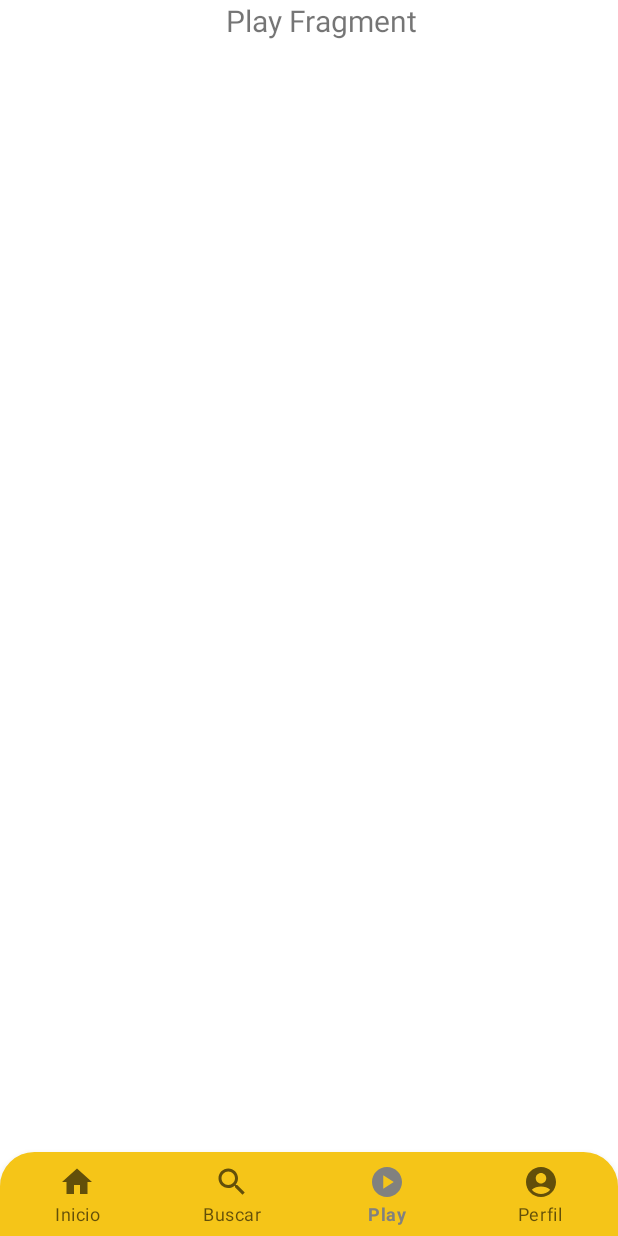
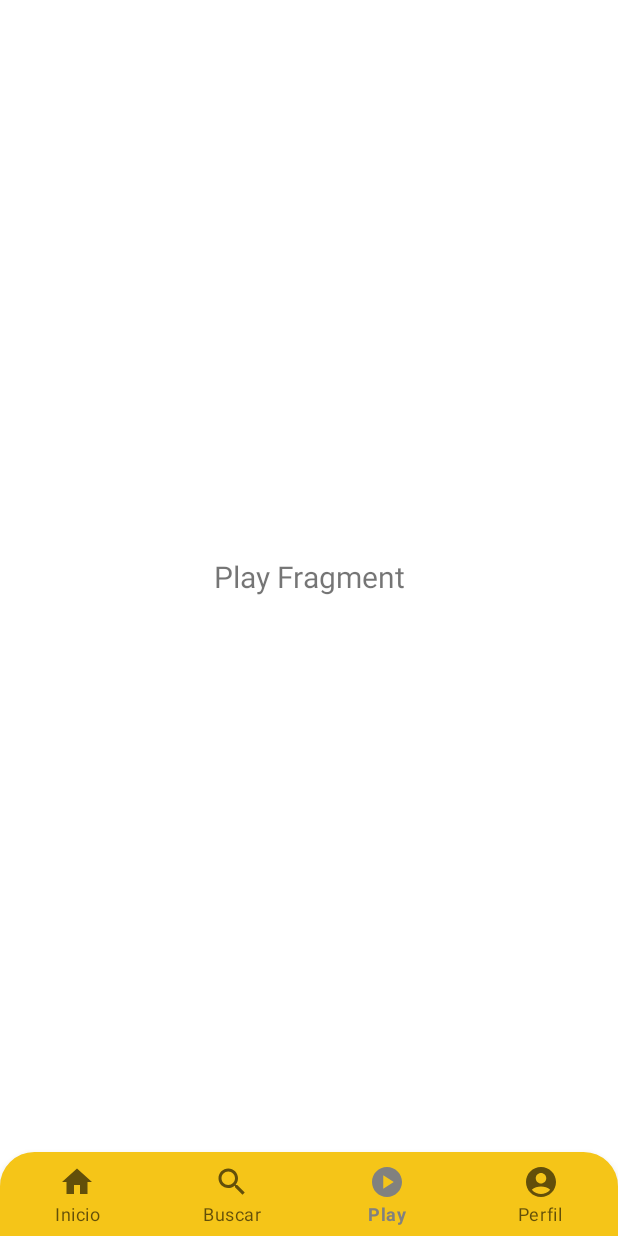
Before and after one commit to doly0911/MyIMDb-App, an Android app: the HomeActivity screen opened directly, with no data from a screen before it, item 3 of the bottom bar chosen, on a phone screen of 412 x 824 dp. Run offline under Robolectric (Android 15) with nearby library versions, the phone set to English and light mode, and no system bars; our stand-ins replace navigation-ui.

Commit message:
modify margen navHostFragment

```diff
--- a/app/src/main/res/layout/activity_home.xml
+++ b/app/src/main/res/layout/activity_home.xml
@@ -11,11 +11,11 @@
     <fragment
         android:id="@+id/myNavHostFragment"
         android:name="androidx.navigation.fragment.NavHostFragment"
-        android:layout_width="match_parent"
-        android:layout_height="wrap_content"
+        android:layout_width="367dp"
+        android:layout_height="0dp"
         android:layout_marginHorizontal="16dp"
-        android:layout_marginStart="16dp"
         app:defaultNavHost="true"
+        app:layout_constraintBottom_toTopOf="@+id/bottomNavigationView"
         app:layout_constraintEnd_toEndOf="parent"
         app:layout_constraintStart_toStartOf="parent"
         app:layout_constraintTop_toTopOf="parent"
```
